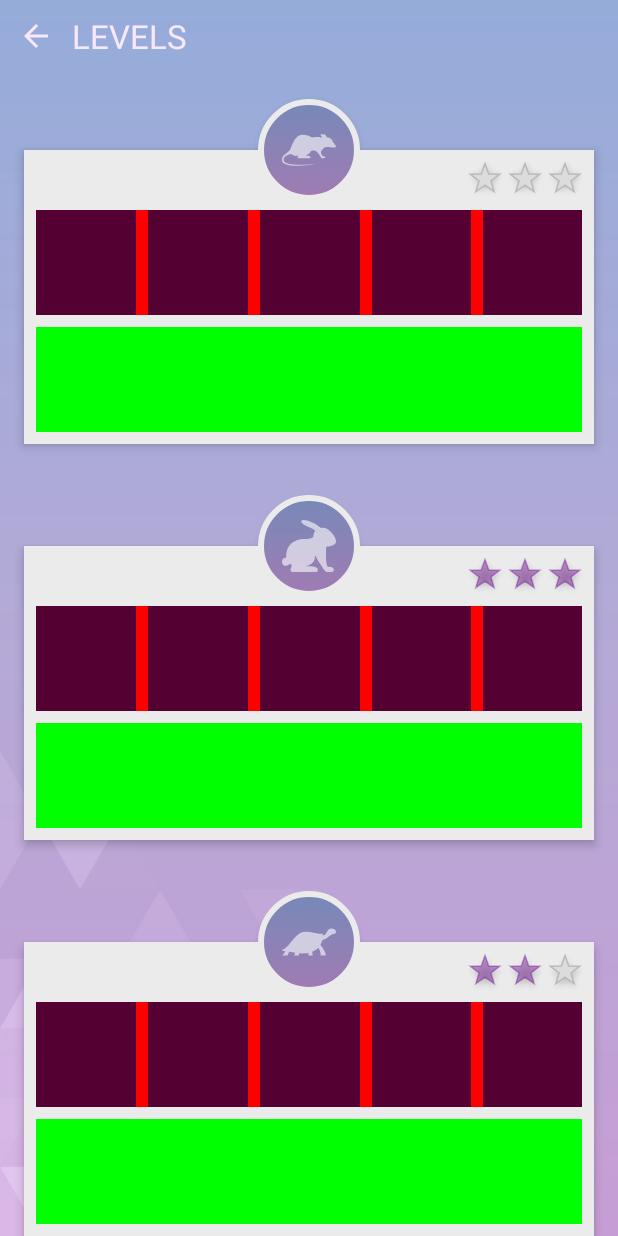
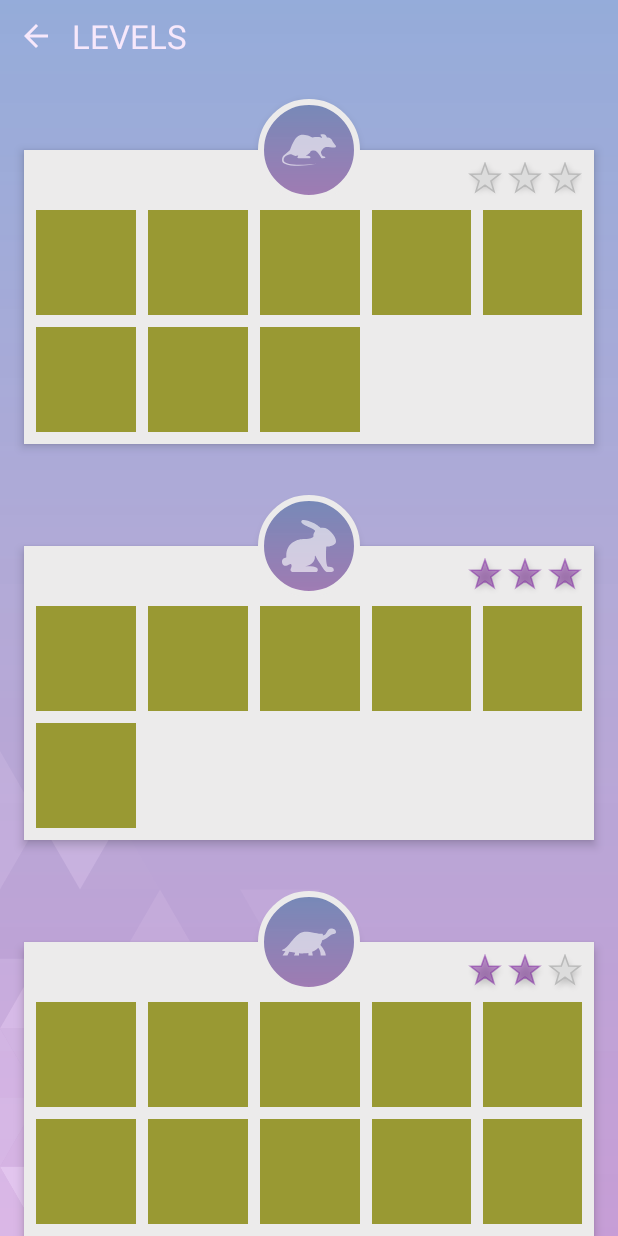
Before and after one commit to tametter/RBX, an Android app: the screen it shows after launch (MainActivity), after a tap on "LEVELS", on a phone screen of 412 x 824 dp. Run offline under Robolectric (Android 15) with nearby library versions, the phone set to English and light mode, and no system bars.

Commit message:
Levels are now laid out in a grid.

```diff
--- a/app/src/main/java/ch/talionis/rbx/levels/LevelGroup.java
+++ b/app/src/main/java/ch/talionis/rbx/levels/LevelGroup.java
@@ -3,10 +3,12 @@ package ch.talionis.rbx.levels;
 public class LevelGroup {
     private final int groupIconRes;
     private final int stars;
+    private final int numberOfLevels;
 
-    public LevelGroup(int groupIconRes, int stars) {
+    public LevelGroup(int groupIconRes, int stars, int numberOfLevels) {
         this.groupIconRes = groupIconRes;
         this.stars = stars;
+        this.numberOfLevels = numberOfLevels;
     }
 
     public int getGroupIconRes() {
@@ -16,4 +18,8 @@ public class LevelGroup {
     public int getStars() {
         return stars;
     }
+
+    public int getNumberOfLevels() {
+        return numberOfLevels;
+    }
 }
--- a/app/src/main/java/ch/talionis/rbx/levels/LevelManager.java
+++ b/app/src/main/java/ch/talionis/rbx/levels/LevelManager.java
@@ -11,12 +11,12 @@ public class LevelManager {
     public LevelManager() {
         groups = new ArrayList<>();
 
-        groups.add(new LevelGroup(R.drawable.ic_rat_looking_right, 0));
-        groups.add(new LevelGroup(R.drawable.ic_rabbit_facing_right, 3));
-        groups.add(new LevelGroup(R.drawable.ic_turtle_facing_right, 2));
-        groups.add(new LevelGroup(R.drawable.ic_cat_facing_right, 3));
-        groups.add(new LevelGroup(R.drawable.ic_big_toucan, 0));
-        groups.add(new LevelGroup(R.drawable.ic_big_owl, 2));
+        groups.add(new LevelGroup(R.drawable.ic_rat_looking_right, 0, 8));
+        groups.add(new LevelGroup(R.drawable.ic_rabbit_facing_right, 3, 6));
+        groups.add(new LevelGroup(R.drawable.ic_turtle_facing_right, 2, 10));
+        groups.add(new LevelGroup(R.drawable.ic_cat_facing_right, 3, 8));
+        groups.add(new LevelGroup(R.drawable.ic_big_toucan, 0, 7));
+        groups.add(new LevelGroup(R.drawable.ic_big_owl, 2, 9));
 
     }
 
--- a/app/src/main/java/ch/talionis/rbx/screen/levels/LevelsAdapter.java
+++ b/app/src/main/java/ch/talionis/rbx/screen/levels/LevelsAdapter.java
@@ -7,6 +7,9 @@ import android.view.ViewGroup;
 
 import androidx.annotation.NonNull;
 import androidx.recyclerview.widget.RecyclerView;
+
+import java.util.ArrayList;
+import java.util.List;
 
 import ch.talionis.rbx.R;
 import ch.talionis.rbx.levels.LevelGroup;
@@ -44,16 +47,33 @@ public class LevelsAdapter extends RecyclerView.Adapter<LevelsAdapter.LevelsView
     static class LevelsViewHolder extends RecyclerView.ViewHolder {
         private CircleAnimalView circleImageView;
         private StarRow starRow;
+        private List<View> levelViews;
 
         LevelsViewHolder(@NonNull View itemView) {
             super(itemView);
             circleImageView = itemView.findViewById(R.id.pentagon_number_view);
             starRow = itemView.findViewById(R.id.star_row);
+
+            levelViews = new ArrayList<>();
+            levelViews.add(itemView.findViewById(R.id.level_one));
+            levelViews.add(itemView.findViewById(R.id.level_two));
+            levelViews.add(itemView.findViewById(R.id.level_three));
+            levelViews.add(itemView.findViewById(R.id.level_four));
+            levelViews.add(itemView.findViewById(R.id.level_five));
+            levelViews.add(itemView.findViewById(R.id.level_six));
+            levelViews.add(itemView.findViewById(R.id.level_seven));
+            levelViews.add(itemView.findViewById(R.id.level_eight));
+            levelViews.add(itemView.findViewById(R.id.level_nine));
+            levelViews.add(itemView.findViewById(R.id.level_ten));
         }
 
         public void setLevelGroup(LevelGroup levelGroup) {
             circleImageView.setImageResId(levelGroup.getGroupIconRes());
             starRow.setSelected(levelGroup.getStars());
+
+            for (int i = 0; i < levelViews.size(); i++) {
+                levelViews.get(i).setVisibility(levelGroup.getNumberOfLevels() > i ? View.VISIBLE : View.INVISIBLE);
+            }
         }
     }
 }
--- /dev/null
+++ b/app/src/main/res/layout/view_level.xml
@@ -0,0 +1,7 @@
+<?xml version="1.0" encoding="utf-8"?>
+<View xmlns:android="http://schemas.android.com/apk/res/android"
+    android:layout_width="match_parent"
+    android:layout_height="match_parent"
+    android:background="#999933">
+
+</View>
--- a/app/src/main/res/layout/view_levels.xml
+++ b/app/src/main/res/layout/view_levels.xml
@@ -25,75 +25,129 @@
             android:layout_alignParentTop="true"
             android:layout_alignParentEnd="true"
             android:layout_marginTop="8dp"
-            android:layout_marginEnd="8dp"/>
+            android:layout_marginEnd="8dp" />
 
         <LinearLayout
             android:layout_width="match_parent"
             android:layout_height="70dp"
-            android:orientation="horizontal"
             android:layout_alignParentTop="true"
+            android:layout_marginStart="8dp"
             android:layout_marginTop="40dp"
-            android:layout_marginStart="8dp"
             android:layout_marginEnd="8dp"
-            android:background="#FF0000">
+            android:orientation="horizontal">
 
-            <View
+            <include
+                android:id="@+id/level_one"
+                layout="@layout/view_level"
                 android:layout_width="wrap_content"
                 android:layout_height="wrap_content"
-                android:background="#550033"
-                android:layout_weight="1"/>
+                android:layout_weight="1" />
 
             <Space
                 android:layout_width="8dp"
-                android:layout_height="match_parent"/>
+                android:layout_height="match_parent" />
 
-            <View
+            <include
+                android:id="@+id/level_two"
+                layout="@layout/view_level"
                 android:layout_width="wrap_content"
                 android:layout_height="wrap_content"
-                android:background="#550033"
-                android:layout_weight="1"/>
+                android:layout_weight="1" />
 
             <Space
                 android:layout_width="8dp"
-                android:layout_height="match_parent"/>
+                android:layout_height="match_parent" />
 
-            <View
+            <include
+                android:id="@+id/level_three"
+                layout="@layout/view_level"
                 android:layout_width="wrap_content"
                 android:layout_height="wrap_content"
-                android:background="#550033"
-                android:layout_weight="1"/>
+                android:layout_weight="1" />
 
             <Space
                 android:layout_width="8dp"
-                android:layout_height="match_parent"/>
+                android:layout_height="match_parent" />
 
-            <View
+            <include
+                android:id="@+id/level_four"
+                layout="@layout/view_level"
                 android:layout_width="wrap_content"
                 android:layout_height="wrap_content"
-                android:background="#550033"
-                android:layout_weight="1"/>
+                android:layout_weight="1" />
 
             <Space
                 android:layout_width="8dp"
-                android:layout_height="match_parent"/>
+                android:layout_height="match_parent" />
 
-            <View
+            <include
+                android:id="@+id/level_five"
+                layout="@layout/view_level"
                 android:layout_width="wrap_content"
                 android:layout_height="wrap_content"
-                android:background="#550033"
-                android:layout_weight="1"/>
+                android:layout_weight="1" />
 
         </LinearLayout>
 
         <LinearLayout
             android:layout_width="match_parent"
             android:layout_height="70dp"
-            android:orientation="horizontal"
             android:layout_alignParentTop="true"
+            android:layout_marginStart="8dp"
             android:layout_marginTop="118dp"
-            android:layout_marginStart="8dp"
             android:layout_marginEnd="8dp"
-            android:background="#00FF00">
+            android:orientation="horizontal">
+
+            <include
+                android:id="@+id/level_six"
+                layout="@layout/view_level"
+                android:layout_width="wrap_content"
+                android:layout_height="wrap_content"
+                android:layout_weight="1" />
+
+            <Space
+                android:layout_width="8dp"
+                android:layout_height="match_parent" />
+
+            <include
+                android:id="@+id/level_seven"
+                layout="@layout/view_level"
+                android:layout_width="wrap_content"
+                android:layout_height="wrap_content"
+                android:layout_weight="1" />
+
+            <Space
+                android:layout_width="8dp"
+                android:layout_height="match_parent" />
+
+            <include
+                android:id="@+id/level_eight"
+                layout="@layout/view_level"
+                android:layout_width="wrap_content"
+                android:layout_height="wrap_content"
+                android:layout_weight="1" />
+
+            <Space
+                android:layout_width="8dp"
+                android:layout_height="match_parent" />
+
+            <include
+                android:id="@+id/level_nine"
+                layout="@layout/view_level"
+                android:layout_width="wrap_content"
+                android:layout_height="wrap_content"
+                android:layout_weight="1" />
+
+            <Space
+                android:layout_width="8dp"
+                android:layout_height="match_parent" />
+
+            <include
+                android:id="@+id/level_ten"
+                layout="@layout/view_level"
+                android:layout_width="wrap_content"
+                android:layout_height="wrap_content"
+                android:layout_weight="1" />
 
         </LinearLayout>
 
```
